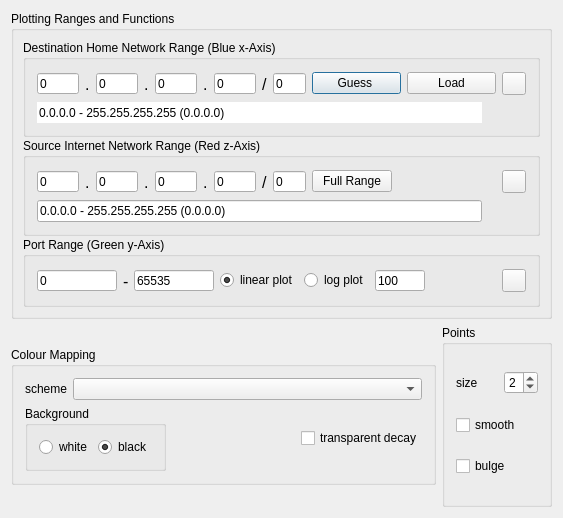
yestinj/inetvis, file src/plottersettingsdialog.ui: the form before one commit.
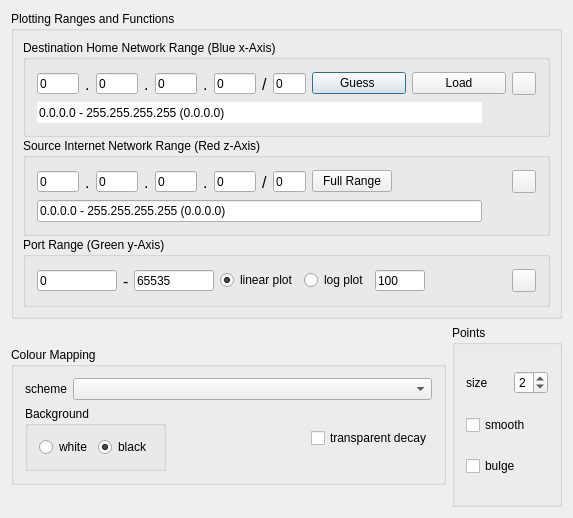
The form after the commit. Icons and pictures are not drawn.

Commit message: Re-added missing connection from apply home network button, and added slot definitions.

Patch:
```diff
--- a/src/plottersettingsdialog.ui
+++ b/src/plottersettingsdialog.ui
@@ -6,7 +6,7 @@
    <rect>
     <x>0</x>
     <y>0</y>
-    <width>563</width>
+    <width>573</width>
     <height>518</height>
    </rect>
   </property>
```
Left out of the diff: 29 changed lines with no effect on the pictures.
